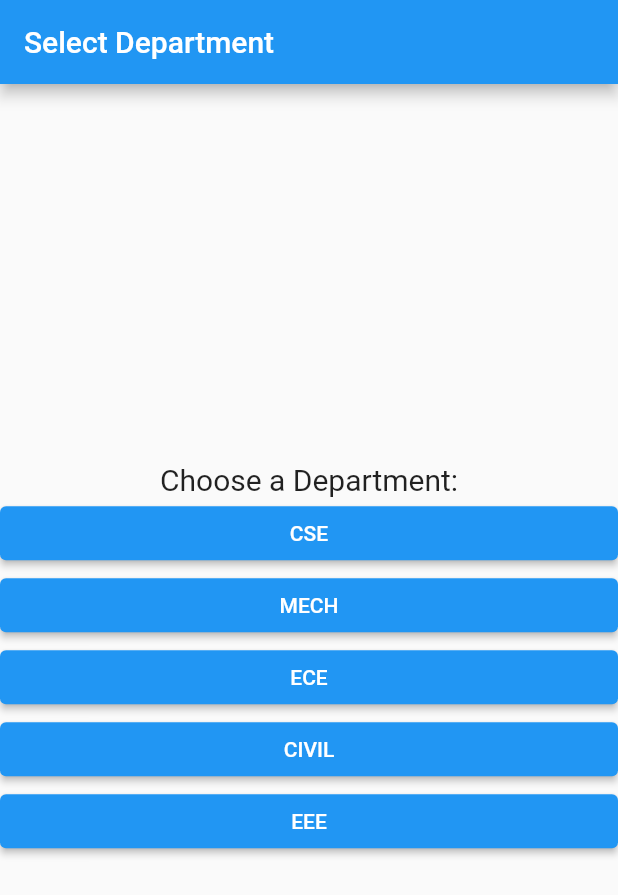
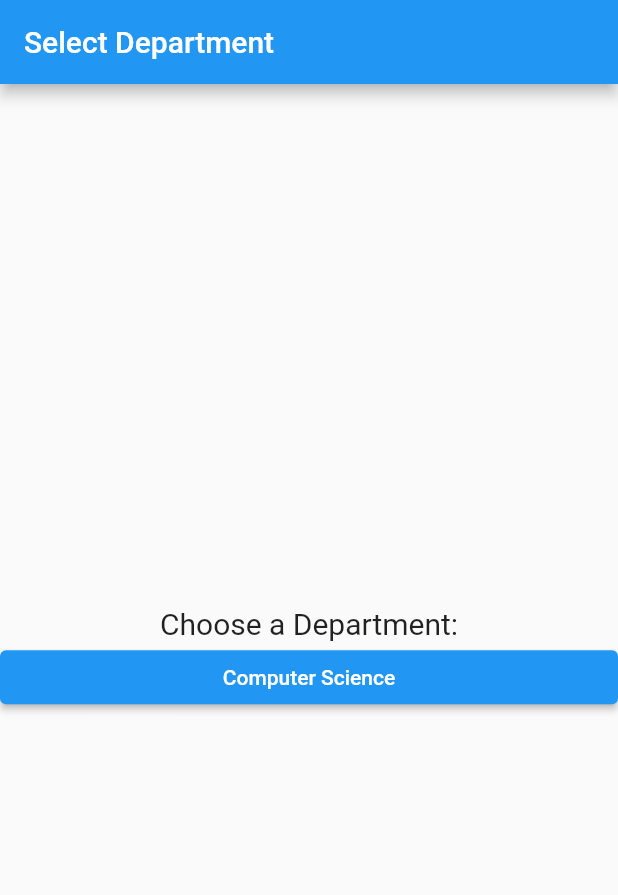
Before and after one commit to InfanceTony-cs22/notes, a Flutter app: the screen it shows after launch, on a phone screen of 412 x 824 dp. Shown: the top 895 px of the screen. Run offline on Flutter 3.47's test engine with Material 2 defaults, Android fonts, the phone set to English and light mode, and no system bars; missing offline and left inert: flutter_pdfview.

Commit message:
Stage 2 in app development

```diff
--- a/lib/department_selection_page.dart
+++ b/lib/department_selection_page.dart
@@ -1,8 +1,12 @@
-import 'dart:ffi';
-
 import 'package:flutter/material.dart';
+import 'semester_selection_page.dart';
+import 'models.dart';
 
 class DepartmentSelectionPage extends StatelessWidget {
+  final List<Department> departments;
+
+  DepartmentSelectionPage({required this.departments});
+
   @override
   Widget build(BuildContext context) {
     return Scaffold(
@@ -13,50 +17,29 @@ class DepartmentSelectionPage extends StatelessWidget {
         child: Column(
           mainAxisAlignment: MainAxisAlignment.center,
           children: [
-            Text('Choose a Department:', style: TextStyle(
-              fontSize: 20
-            ),),
-            ElevatedButton(
-              onPressed: () {
-                Navigator.pushNamed(context, '/semesters');
-              },
-
-              child:Container(width:double.infinity,
-
-              child: Text("CSE"),alignment: Alignment.center,
-              )
-
-
+            Text(
+              'Choose a Department:',
+              style: TextStyle(fontSize: 20),
             ),
-            ElevatedButton(
-              onPressed: () {
-                Navigator.pushNamed(context, '/semesters');
-              },
-                child:Container(width:double.infinity,
-                  child: Text("MECH"),alignment: Alignment.center,)
+            Column(
+              children: departments.map((department) {
+                return ElevatedButton(
+                  onPressed: () {
+                    Navigator.push(
+                      context,
+                      MaterialPageRoute(
+                        builder: (context) => SemesterSelectionPage(department: department),
+                      ),
+                    );
+                  },
+                  child: Container(
+                    width: double.infinity,
+                    child: Text(department.name),
+                    alignment: Alignment.center,
+                  ),
+                );
+              }).toList(),
             ),
-          ElevatedButton(
-            onPressed: () {
-              Navigator.pushNamed(context, '/semesters');
-            },
-              child:Container(width:double.infinity,
-                child: Text("ECE"),alignment: Alignment.center,)
-          ),
-          ElevatedButton(
-            onPressed: () {
-              Navigator.pushNamed(context, '/semesters');
-            },
-              child:Container(padding: const EdgeInsets.symmetric(horizontal: 160),
-                child: Text("CIVIL"),alignment: Alignment.center,)
-          ),
-        ElevatedButton(
-          onPressed: () {
-            Navigator.pushNamed(context, '/semesters');
-          },
-            child:Container(width:double.infinity,
-              child: Text("EEE"),alignment: Alignment.center,))
-
-          //// Add buttons for other departments
           ],
         ),
       ),
--- a/lib/main.dart
+++ b/lib/main.dart
@@ -1,8 +1,7 @@
 import 'package:flutter/material.dart';
-import 'package:untitled/department_selection_page.dart';
-import 'package:untitled/semester_selection_page.dart';
-import 'package:untitled/subject_selection_page.dart';
-import 'package:untitled/pdf_viewer_page.dart';
+import 'department_selection_page.dart';
+import 'models.dart';
+import 'sample_data.dart';
 
 void main() {
   runApp(StudyMaterialsApp());
@@ -15,10 +14,8 @@ class StudyMaterialsApp extends StatelessWidget {
       title: 'Study Materials App',
       initialRoute: '/departments',
       routes: {
-        '/departments': (context) => DepartmentSelectionPage(),
-        '/semesters': (context) => SemesterSelectionPage(),
-        '/subjects': (context) => SubjectSelectionPage(),
-        '/pdf_viewer': (context) => PdfViewerPage(),
+        '/departments': (context) => DepartmentSelectionPage(departments:departments),
+        // Add routes for other pages as needed
       },
     );
   }
--- /dev/null
+++ b/lib/models.dart
@@ -0,0 +1,22 @@
+// lib/models.dart
+
+class Department {
+  final String name;
+  final List<Semester> semesters;
+
+  Department({required this.name, required this.semesters});
+}
+
+class Semester {
+  final int number;
+  final List<Subject> subjects;
+
+  Semester({required this.number, required this.subjects});
+}
+
+class Subject {
+  final String name;
+  final String pdfPath; // Add a field for the PDF file path
+
+  Subject({required this.name, required this.pdfPath});
+}
--- /dev/null
+++ b/lib/sample_data.dart
@@ -0,0 +1,27 @@
+// lib/sample_data.dart
+
+import 'models.dart';
+
+final List<Department> departments = [
+  Department(
+    name: 'Computer Science',
+    semesters: [
+      Semester(
+        number: 1,
+        subjects: [
+          Subject(name: 'Subject 1.1', pdfPath: 'assets/subject1.1.pdf'), // Update PDF paths
+          Subject(name: 'Subject 1.2', pdfPath: 'assets/subject1.2.pdf'),
+        ],
+      ),
+      Semester(
+        number: 2,
+        subjects: [
+          Subject(name: 'Subject 2.1', pdfPath: 'assets/subject2.1.pdf'),
+          Subject(name: 'Subject 2.2', pdfPath: 'assets/subject2.2.pdf'),
+        ],
+      ),
+      // Add more semesters for Computer Science
+    ],
+  ),
+  // Add more departments with their semesters and subjects
+];
--- a/pubspec.yaml
+++ b/pubspec.yaml
@@ -32,9 +32,11 @@ dependencies:
     sdk: flutter
 
 
+
   # The following adds the Cupertino Icons font to your application.
   # Use with the CupertinoIcons class for iOS style icons.
   cupertino_icons: ^1.0.2
+  flutter_pdfview: ^1.2.5
 
 dev_dependencies:
   flutter_test:
```
Also changed, not shown: lib/pdf_viewer_page.dart (+36 -9 lines), lib/semester_selection_page.dart (+28 -12 lines), lib/subject_selection_page.dart (+28 -12 lines), pubspec.lock.
